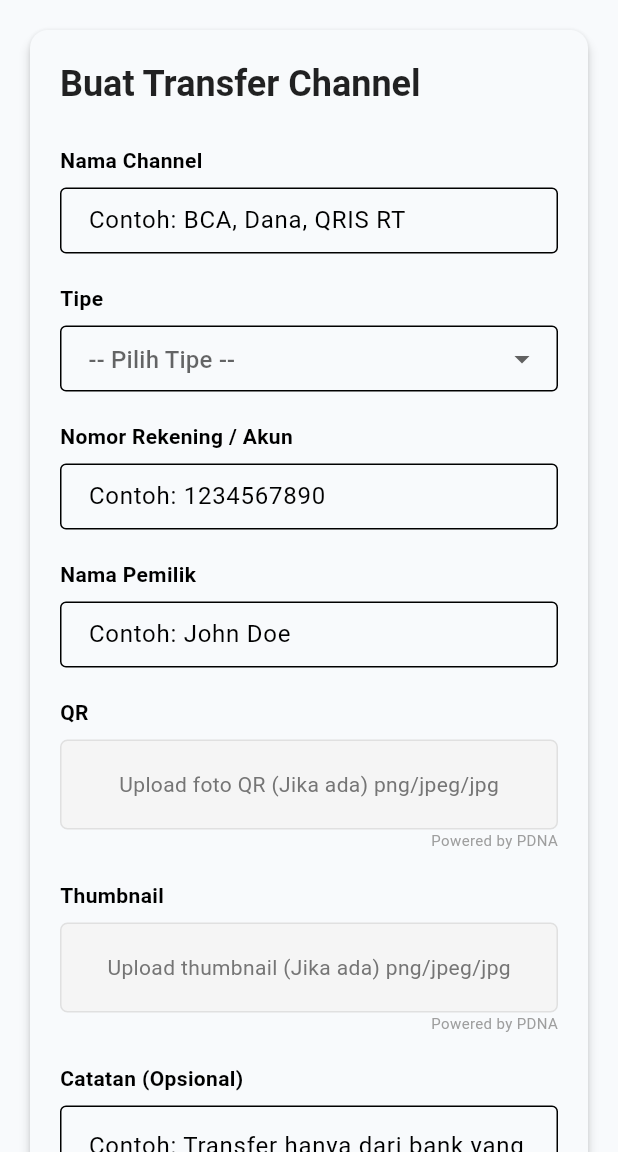
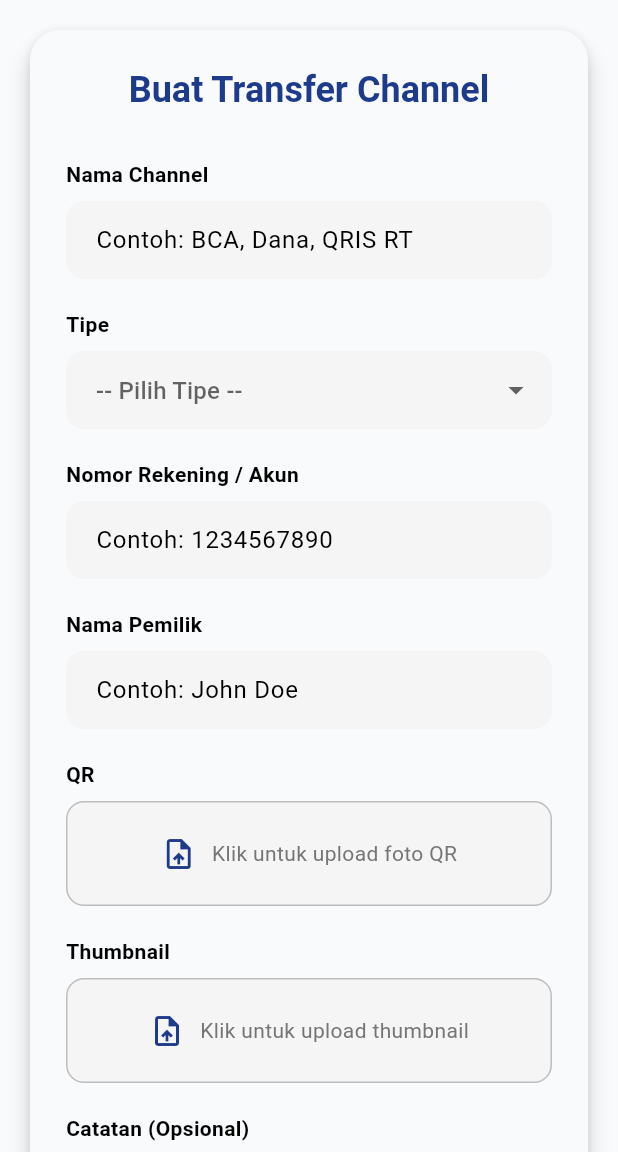
Before and after one commit to Ghetsa/UTS_Mobile_Kelompok3, a Flutter app: the TambahChannelPage screen opened by its route, on a phone screen of 412 x 824 dp, the part 84-1236 px from its top. Run offline on Flutter 3.47's test engine with Material 3 defaults, Android fonts, the phone set to English and light mode, and no system bars; our stand-ins replace file_picker, fl_chart.

Commit message:
add: tambah channel

```diff
--- a/jawara_kelompok3/lib/ChannelTransfer/Tambah/tambah_channel.dart
+++ b/jawara_kelompok3/lib/ChannelTransfer/Tambah/tambah_channel.dart
@@ -1,6 +1,7 @@
 import 'package:flutter/material.dart';
-import '../../Layout/sidebar.dart'; // Menggunakan path sidebar Anda
-import '../../Theme/app_theme.dart'; // Menggunakan path theme Anda
+import 'package:file_picker/file_picker.dart';
+import '../../Layout/sidebar.dart';
+import '../../Theme/app_theme.dart';
 
 class TambahChannelPage extends StatefulWidget {
   const TambahChannelPage({super.key});
@@ -9,20 +10,22 @@ class TambahChannelPage extends StatefulWidget {
   State<TambahChannelPage> createState() => _TambahChannelPageState();
 }
 
+// State TambahChannelPage
 class _TambahChannelPageState extends State<TambahChannelPage> {
-  // Global Key untuk mengelola Form
+  // Key form validation
   final _formKey = GlobalKey<FormState>();
 
-  // Controllers untuk setiap field input
   final TextEditingController _namaChannelController = TextEditingController();
-  final TextEditingController _nomorRekeningController =
-      TextEditingController();
+  final TextEditingController _nomorRekeningController = TextEditingController();
   final TextEditingController _namaPemilikController = TextEditingController();
   final TextEditingController _catatanController = TextEditingController();
 
-  // State untuk Dropdown
+  // Variabel dropdown dan file
   String? _selectedTipe;
+  String? _qrFileName;
+  String? _thumbnailFileName;
 
+  // Dispose controller saat widget dihapus
   @override
   void dispose() {
     _namaChannelController.dispose();
@@ -32,28 +35,26 @@ class _TambahChannelPageState extends State<TambahChannelPage> {
     super.dispose();
   }
 
-  // Fungsi untuk mensimulasikan aksi Simpan (Frontend Only)
+  // Fungsi untuk menangani tombol Simpan
   void _handleSubmit() {
     if (_formKey.currentState!.validate()) {
-      // Data telah divalidasi, sekarang hanya menampilkan feedback
-
-      // Tampilkan feedback sederhana (Snackbar)
       ScaffoldMessenger.of(context).showSnackBar(
-        // Pada kondisi real, di sinilah Anda akan memanggil API atau fungsi backend
         const SnackBar(
           content: Text(
-                'Data formulir telah divalidasi dan siap dikirim (simulasi frontend).')),
+            'Data formulir telah divalidasi dan siap dikirim (simulasi frontend).',
+          ),
+        ),
       );
-
-      // Opsional: Reset formulir setelah simulasi kirim
       _handleReset();
     }
   }
 
-  // Fungsi untuk mereset semua field
+  // Fungsi untuk menangani tombol Reset
   void _handleReset() {
     setState(() {
       _selectedTipe = null;
+      _qrFileName = null;
+      _thumbnailFileName = null;
     });
     _formKey.currentState!.reset();
     _namaChannelController.clear();
@@ -62,155 +63,163 @@ class _TambahChannelPageState extends State<TambahChannelPage> {
     _catatanController.clear();
   }
 
+  // Fungsi untuk membuka file picker dan memilih file
+  Future<void> _pickFile(String type) async {
+    final result = await FilePicker.platform.pickFiles(
+      type: FileType.custom,
+      allowedExtensions: ['png', 'jpg', 'jpeg'],
+    );
+
+    // Jika ada file yang dipilih, simpan nama file ke state
+    if (result != null && result.files.isNotEmpty) {
+      setState(() {
+        if (type == 'qr') {
+          _qrFileName = result.files.first.name;
+        } else {
+          _thumbnailFileName = result.files.first.name;
+        }
+      });
+    }
+  }
+
+  // Build UI halaman
   @override
   Widget build(BuildContext context) {
     final theme = Theme.of(context);
+    final width = MediaQuery.of(context).size.width;
 
     return Scaffold(
-      drawer: const AppSidebar(), // Menggunakan AppSidebar
+      drawer: const AppSidebar(),
       appBar: AppBar(
-        title: const Text("Tambah Channel Transfer",
-            style: TextStyle(color: Colors.white)),
+        title: const Text("Tambah Channel Transfer", style: TextStyle(color: Colors.white)),
         backgroundColor: AppTheme.primaryBlue,
         iconTheme: const IconThemeData(color: Colors.white),
         leading: Builder(
           builder: (context) => IconButton(
             icon: const Icon(Icons.menu),
-            onPressed: () {
-              Scaffold.of(context).openDrawer();
-            },
+            onPressed: () => Scaffold.of(context).openDrawer(),
           ),
         ),
         actions: [
-          IconButton(
-            icon: const Icon(Icons.notifications),
-            onPressed: () {},
-          ),
-          IconButton(
-            icon: const Icon(Icons.account_circle),
-            onPressed: () {},
-          ),
+          IconButton(icon: const Icon(Icons.notifications), onPressed: () {}),
+          IconButton(icon: const Icon(Icons.account_circle), onPressed: () {}),
         ],
       ),
-
       body: SingleChildScrollView(
         padding: const EdgeInsets.all(16),
         child: Card(
-          elevation: 3,
-          color: theme.colorScheme.surface,
-          shape:
-              RoundedRectangleBorder(borderRadius: BorderRadius.circular(12)),
+          elevation: 6,
+          shape: RoundedRectangleBorder(borderRadius: BorderRadius.circular(20)),
           child: Padding(
-            padding: const EdgeInsets.all(20.0),
+            padding: const EdgeInsets.all(24.0),
             child: Form(
-              // Menggunakan Form Widget
               key: _formKey,
               child: Column(
                 crossAxisAlignment: CrossAxisAlignment.start,
                 children: [
-                  // Judul "Buat Transfer Channel"
-                  Text(
+                  // Judul halaman
+                  Center(
+                    child: Text(
                       "Buat Transfer Channel",
                       style: theme.textTheme.headlineSmall?.copyWith(
                         fontWeight: FontWeight.bold,
-                      color: Colors.black87,
+                        color: AppTheme.primaryBlue,
                       ),
                     ),
-                  const SizedBox(height: 25),
+                  ),
+                  const SizedBox(height: 30),
 
-                  // Nama Channel
+                  // Input Nama Channel
                   _buildTextFormSection(
-                    context,
                     label: "Nama Channel",
                     hint: "Contoh: BCA, Dana, QRIS RT",
                     controller: _namaChannelController,
                   ),
 
-                  // Tipe (Dropdown)
+                  // Dropdown tipe channel
                   _buildDropdownSection(
-                    context,
                     label: "Tipe",
                     hint: "-- Pilih Tipe --",
                     value: _selectedTipe,
-                    onChanged: (newValue) {
-                      setState(() {
-                        _selectedTipe = newValue;
-                      });
-                    },
+                    onChanged: (newValue) => setState(() => _selectedTipe = newValue),
                     dropdownItems: const ['bank', 'ewallet', 'qris', 'lainnya'],
                   ),
 
-                  // Nomor Rekening / Akun
+                  // Input Nomor Rekening
                   _buildTextFormSection(
-                    context,
                     label: "Nomor Rekening / Akun",
                     hint: "Contoh: 1234567890",
                     controller: _nomorRekeningController,
                     keyboardType: TextInputType.number,
                   ),
 
-                  // Nama Pemilik
+                  // Input Nama Pemilik
                   _buildTextFormSection(
-                    context,
                     label: "Nama Pemilik",
                     hint: "Contoh: John Doe",
                     controller: _namaPemilikController,
                   ),
 
-                  // QR Upload
+                  // Upload QR
                   _buildFileUploadSection(
-                    context,
                     label: "QR",
-                    hint: "Upload foto QR (Jika ada) png/jpeg/jpg",
+                    hint: _qrFileName ?? "Klik untuk upload foto QR",
+                    onTap: () => _pickFile('qr'),
                   ),
 
-                  // Thumbnail Upload
+                  // Upload Thumbnail
                   _buildFileUploadSection(
-                    context,
                     label: "Thumbnail",
-                    hint: "Upload thumbnail (Jika ada) png/jpeg/jpg",
+                    hint: _thumbnailFileName ?? "Klik untuk upload thumbnail",
+                    onTap: () => _pickFile('thumbnail'),
                   ),
 
-                  // Catatan (Opsional)
+                  // Catatan opsional
                   _buildNoteSection(
-                    context,
                     label: "Catatan (Opsional)",
-                    hint:
-                        "Contoh: Transfer hanya dari bank yang sama agar instan",
+                    hint: "Contoh: Transfer hanya dari bank yang sama agar instan",
                     controller: _catatanController,
                   ),
 
                   const SizedBox(height: 30),
 
-                  // Tombol Simpan dan Reset
+                  // Tombol Simpan & Reset
                   Row(
                     children: [
-                      // Tombol Simpan (Memanggil aksi Simpan)
-                      ElevatedButton(
+                      // Tombol Simpan
+                      Expanded(
+                        child: ElevatedButton(
                           onPressed: _handleSubmit,
                           style: ElevatedButton.styleFrom(
-                          backgroundColor: AppTheme.primaryBlue,
+                            backgroundColor: Colors.green,
                             foregroundColor: Colors.white,
-                          padding: const EdgeInsets.symmetric(
-                              horizontal: 25, vertical: 15),
-                          shape: RoundedRectangleBorder(
-                              borderRadius: BorderRadius.circular(8)),
+                            padding: const EdgeInsets.symmetric(vertical: 16),
+                            shape: RoundedRectangleBorder(borderRadius: BorderRadius.circular(12)),
                           ),
-                        child: const Text("Simpan"),
+                          child: const Text(
+                            "Simpan",
+                            style: TextStyle(fontSize: 16, fontWeight: FontWeight.bold),
                           ),
-                      const SizedBox(width: 10),
-                      // Tombol Reset (Memanggil aksi Reset)
-                      OutlinedButton(
+                        ),
+                      ),
+
+                      const SizedBox(width: 12),
+
+                      // Tombol Reset
+                      Expanded(
+                        child: ElevatedButton(
                           onPressed: _handleReset,
-                        style: OutlinedButton.styleFrom(
-                          side: BorderSide(color: Colors.grey.shade400),
-                          padding: const EdgeInsets.symmetric(
-                              horizontal: 25, vertical: 15),
-                          shape: RoundedRectangleBorder(
-                              borderRadius: BorderRadius.circular(8)),
+                          style: ElevatedButton.styleFrom(
+                            backgroundColor: Colors.red,
+                            foregroundColor: Colors.white,
+                            padding: const EdgeInsets.symmetric(vertical: 16),
+                            shape: RoundedRectangleBorder(borderRadius: BorderRadius.circular(12)),
                           ),
-                        child: const Text("Reset",
-                            style: TextStyle(color: Colors.black54)),
+                          child: const Text(
+                            "Reset",
+                            style: TextStyle(fontSize: 16, fontWeight: FontWeight.bold),
+                          ),
+                        ),
                       ),
                     ],
                   ),
@@ -223,11 +232,8 @@ class _TambahChannelPageState extends State<TambahChannelPage> {
     );
   }
 
-  // --- HELPER WIDGETS DENGAN TAMPILAN SESUAI GAMBAR ---
-
-  // Helper Widget untuk Input Teks (TextFormField)
-  Widget _buildTextFormSection(
-    BuildContext context, {
+  // Widget input teks standar
+  Widget _buildTextFormSection({
     required String label,
     required String hint,
     required TextEditingController controller,
@@ -238,32 +244,24 @@ class _TambahChannelPageState extends State<TambahChannelPage> {
       child: Column(
         crossAxisAlignment: CrossAxisAlignment.start,
         children: [
-          Text(
-            label,
-            style: const TextStyle(
-              fontWeight: FontWeight.w600,
-              fontSize: 14,
-            ),
-          ),
+          // Label
+          Text(label, style: const TextStyle(fontWeight: FontWeight.w600, fontSize: 14)),
           const SizedBox(height: 8),
+          // Input field
           TextFormField(
             controller: controller,
             keyboardType: keyboardType,
             decoration: InputDecoration(
               hintText: hint,
-              isDense: true,
-              border: const OutlineInputBorder(
-                borderSide: BorderSide(color: Colors.grey),
+              filled: true,
+              fillColor: Colors.grey.shade100,
+              border: OutlineInputBorder(borderRadius: BorderRadius.circular(12), borderSide: BorderSide.none),
+              focusedBorder: OutlineInputBorder(borderRadius: BorderRadius.circular(12), borderSide: BorderSide(color: AppTheme.primaryBlue, width: 2)),
+              contentPadding: const EdgeInsets.symmetric(horizontal: 16, vertical: 14),
             ),
-              contentPadding:
-                  const EdgeInsets.symmetric(horizontal: 15, vertical: 10),
-            ),
-            // Validasi sederhana (wajib isi kecuali Catatan)
+            // Validasi input
             validator: (value) {
-              if (label != "Catatan (Opsional)" &&
-                  (value == null || value.isEmpty)) {
-                return 'Field $label wajib diisi.';
-              }
+              if (label != "Catatan (Opsional)" && (value == null || value.isEmpty)) return 'Field $label wajib diisi.';
               return null;
             },
           ),
@@ -272,9 +270,8 @@ class _TambahChannelPageState extends State<TambahChannelPage> {
     );
   }
 
-  // Helper Widget untuk Dropdown
-  Widget _buildDropdownSection(
-    BuildContext context, {
+  // Widget dropdown pilihan
+  Widget _buildDropdownSection({
     required String label,
     required String hint,
     required String? value,
@@ -286,37 +283,25 @@ class _TambahChannelPageState extends State<TambahChannelPage> {
       child: Column(
         crossAxisAlignment: CrossAxisAlignment.start,
         children: [
-          Text(
-            label,
-            style: const TextStyle(
-              fontWeight: FontWeight.w600,
-              fontSize: 14,
-            ),
-          ),
+          // Label dropdown
+          Text(label, style: const TextStyle(fontWeight: FontWeight.w600, fontSize: 14)),
           const SizedBox(height: 8),
+          // DropdownButtonFormField untuk validasi
           DropdownButtonFormField<String>(
             value: value,
             decoration: InputDecoration(
               hintText: hint,
-              isDense: true,
-              border: const OutlineInputBorder(
-                borderSide: BorderSide(color: Colors.grey),
+              filled: true,
+              fillColor: Colors.grey.shade100,
+              border: OutlineInputBorder(borderRadius: BorderRadius.circular(12), borderSide: BorderSide.none),
+              focusedBorder: OutlineInputBorder(borderRadius: BorderRadius.circular(12), borderSide: BorderSide(color: AppTheme.primaryBlue, width: 2)),
+              contentPadding: const EdgeInsets.symmetric(horizontal: 16, vertical: 14),
             ),
-              contentPadding:
-                  const EdgeInsets.symmetric(horizontal: 15, vertical: 10),
-            ),
-            items: dropdownItems.map((String item) {
-              return DropdownMenuItem<String>(
-                value: item,
-                child: Text(item),
-              );
-            }).toList(),
+            items: dropdownItems.map((item) => DropdownMenuItem(value: item, child: Text(item))).toList(),
             onChanged: onChanged,
-            // Validasi untuk Dropdown (wajib pilih)
+            // Validasi dropdown wajib dipilih
             validator: (value) {
-              if (value == null || value.isEmpty) {
-                return 'Field $label wajib dipilih.';
-              }
+              if (value == null || value.isEmpty) return 'Field $label wajib dipilih.';
               return null;
             },
           ),
@@ -325,64 +310,50 @@ class _TambahChannelPageState extends State<TambahChannelPage> {
     );
   }
 
-  // Helper Widget untuk Bagian Upload File (QR & Thumbnail)
-  Widget _buildFileUploadSection(
-    BuildContext context, {
+  // Widget upload file QR atau Thumbnail
+  Widget _buildFileUploadSection({
     required String label,
     required String hint,
+    required VoidCallback onTap,
   }) {
-    // Note: Karena fokus frontend, fungsi upload di sini hanya simulasi tampilan.
     return Padding(
       padding: const EdgeInsets.only(bottom: 20.0),
       child: Column(
         crossAxisAlignment: CrossAxisAlignment.start,
         children: [
-          Text(
-            label,
-            style: const TextStyle(
-              fontWeight: FontWeight.w600,
-              fontSize: 14,
-            ),
-          ),
+          // Label file upload
+          Text(label, style: const TextStyle(fontWeight: FontWeight.w600, fontSize: 14)),
           const SizedBox(height: 8),
+          // InkWell agar bisa klik untuk upload
           InkWell(
-            // Menggunakan InkWell untuk simulasi klik
-            onTap: () {
-              // Menghapus log: log('Simulasi: Membuka dialog/pemilih file untuk $label.');
-            },
+            borderRadius: BorderRadius.circular(12),
+            onTap: onTap,
             child: Container(
-              height: 60,
+              height: 70,
               width: double.infinity,
               decoration: BoxDecoration(
                 color: Colors.grey.shade100,
-                border: Border.all(color: Colors.grey.shade300),
-                borderRadius: BorderRadius.circular(5),
+                borderRadius: BorderRadius.circular(12),
+                border: Border.all(color: Colors.grey.shade400),
               ),
               alignment: Alignment.center,
-              child: Column(
+              child: Row(
                 mainAxisAlignment: MainAxisAlignment.center,
                 children: [
-                  Text(
-                    hint,
-                    style: TextStyle(color: Colors.grey.shade600),
-                  ),
+                  const Icon(Icons.upload_file, color: AppTheme.primaryBlue),
+                  const SizedBox(width: 10),
+                  Flexible(child: Text(hint, style: TextStyle(color: Colors.grey.shade600, fontSize: 14))),
                 ],
               ),
             ),
-          ),
-          Align(
-            alignment: Alignment.bottomRight,
-            child: Text("Powered by PDNA",
-                style: TextStyle(fontSize: 10, color: Colors.grey.shade500)),
           ),
         ],
       ),
     );
   }
 
-  // Helper Widget untuk Bagian Catatan (Textarea)
-  Widget _buildNoteSection(
-    BuildContext context, {
+  // Widget input Catatan opsional
+  Widget _buildNoteSection({
     required String label,
     required String hint,
     required TextEditingController controller,
@@ -392,28 +363,21 @@ class _TambahChannelPageState extends State<TambahChannelPage> {
       child: Column(
         crossAxisAlignment: CrossAxisAlignment.start,
         children: [
-          Text(
-            label,
-            style: const TextStyle(
-              fontWeight: FontWeight.w600,
-              fontSize: 14,
-            ),
-          ),
+          // Label
+          Text(label, style: const TextStyle(fontWeight: FontWeight.w600, fontSize: 14)),
           const SizedBox(height: 8),
+          // Input multi-line
           TextFormField(
             controller: controller,
             maxLines: 4,
             decoration: InputDecoration(
               hintText: hint,
-              isDense: true,
-              border: const OutlineInputBorder(),
-              contentPadding: const EdgeInsets.all(15),
+              filled: true,
+              fillColor: Colors.grey.shade100,
+              border: OutlineInputBorder(borderRadius: BorderRadius.circular(12)),
+              focusedBorder: OutlineInputBorder(borderRadius: BorderRadius.circular(12), borderSide: BorderSide(color: AppTheme.primaryBlue, width: 2)),
+              contentPadding: const EdgeInsets.symmetric(horizontal: 16, vertical: 14),
             ),
-          ),
-          Align(
-            alignment: Alignment.bottomRight,
-            child: Text("Powered by PDNA",
-                style: TextStyle(fontSize: 10, color: Colors.grey.shade500)),
           ),
         ],
       ),
```
Lines whose indentation alone changed are shown as unchanged.
